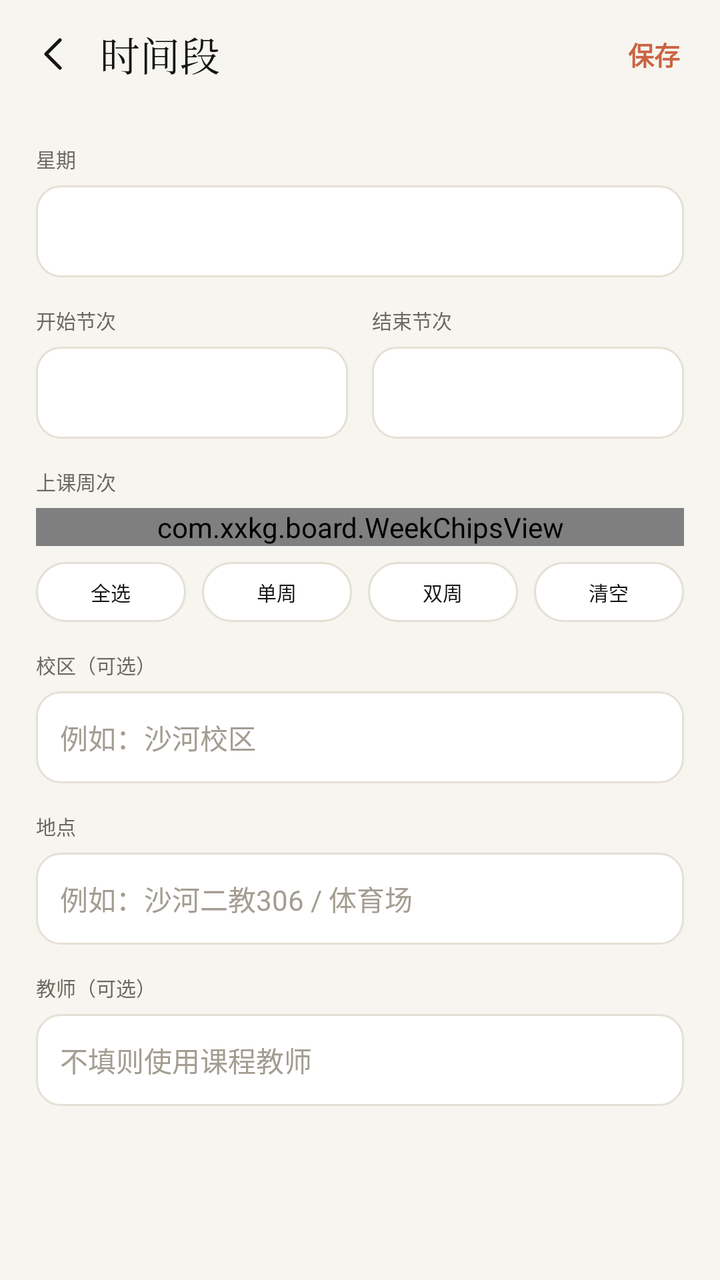
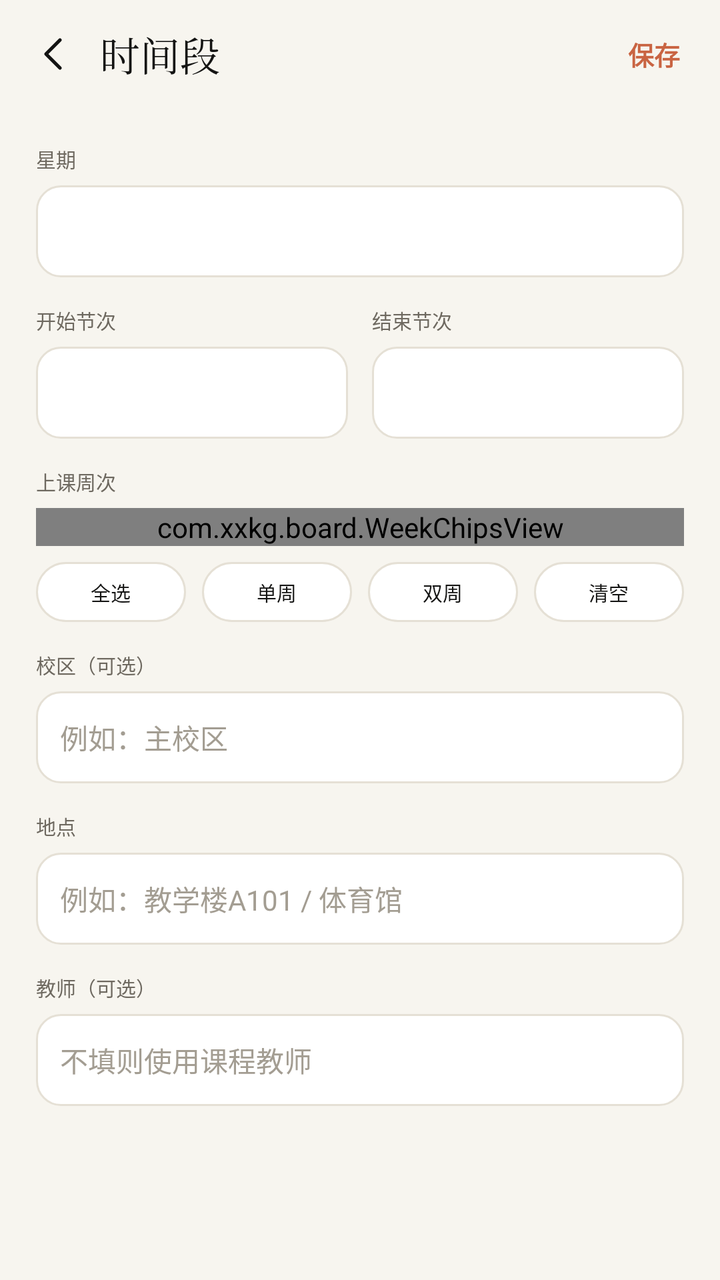

Compare the two renders of this Android layout. The source of the first and the diff that turns it into the second are given below.
<!-- AndroidManifest.xml: activity theme Theme.Board.Timetable -->
<!-- res/layout/activity_segment_edit.xml -->
<?xml version="1.0" encoding="utf-8"?>
<LinearLayout xmlns:android="http://schemas.android.com/apk/res/android"
    android:layout_width="match_parent"
    android:layout_height="match_parent"
    android:background="@color/tt_bg"
    android:fitsSystemWindows="true"
    android:orientation="vertical">

    <LinearLayout style="@style/TtTopBar">
        <ImageButton
            android:id="@+id/btnBack"
            android:layout_width="34dp"
            android:layout_height="34dp"
            android:background="?attr/selectableItemBackgroundBorderless"
            android:contentDescription="返回"
            android:padding="5dp"
            android:scaleType="centerInside"
            android:src="@drawable/ic_back"
            android:tint="@color/tt_ink" />

        <TextView
            style="@style/TtTitle"
            android:layout_marginStart="6dp"
            android:text="时间段" />

        <View
            android:layout_width="0dp"
            android:layout_height="1dp"
            android:layout_weight="1" />

        <TextView
            android:id="@+id/btnSave"
            android:layout_width="wrap_content"
            android:layout_height="36dp"
            android:gravity="center"
            android:paddingLeft="12dp"
            android:paddingRight="4dp"
            android:text="保存"
            android:textColor="@color/tt_accent"
            android:textSize="13sp"
            android:textStyle="bold" />
    </LinearLayout>

    <ScrollView
        android:layout_width="match_parent"
        android:layout_height="0dp"
        android:layout_weight="1"
        android:overScrollMode="never"
        android:scrollbars="none">

        <LinearLayout
            android:layout_width="match_parent"
            android:layout_height="wrap_content"
            android:orientation="vertical"
            android:paddingLeft="18dp"
            android:paddingTop="4dp"
            android:paddingRight="18dp"
            android:paddingBottom="40dp">

            <TextView style="@style/TtLabel" android:text="星期" />

            <Spinner
                android:id="@+id/spDay"
                android:layout_width="match_parent"
                android:layout_height="46dp"
                android:layout_marginTop="6dp"
                android:background="@drawable/bg_field"
                android:paddingLeft="8dp"
                android:paddingRight="8dp"
                android:spinnerMode="dialog" />

            <LinearLayout
                android:layout_width="match_parent"
                android:layout_height="wrap_content"
                android:orientation="horizontal">

                <LinearLayout
                    android:layout_width="0dp"
                    android:layout_height="wrap_content"
                    android:layout_weight="1"
                    android:orientation="vertical">

                    <TextView style="@style/TtLabel" android:text="开始节次" />

                    <Spinner
                        android:id="@+id/spStart"
                        android:layout_width="match_parent"
                        android:layout_height="46dp"
                        android:layout_marginTop="6dp"
                        android:background="@drawable/bg_field"
                        android:paddingLeft="8dp"
                        android:paddingRight="8dp"
                        android:spinnerMode="dialog" />
                </LinearLayout>

                <LinearLayout
                    android:layout_width="0dp"
                    android:layout_height="wrap_content"
                    android:layout_marginStart="12dp"
                    android:layout_weight="1"
                    android:orientation="vertical">

                    <TextView style="@style/TtLabel" android:text="结束节次" />

                    <Spinner
                        android:id="@+id/spEnd"
                        android:layout_width="match_parent"
                        android:layout_height="46dp"
                        android:layout_marginTop="6dp"
                        android:background="@drawable/bg_field"
                        android:paddingLeft="8dp"
                        android:paddingRight="8dp"
                        android:spinnerMode="dialog" />
                </LinearLayout>
            </LinearLayout>

            <TextView style="@style/TtLabel" android:text="上课周次" />

            <com.xxkg.board.WeekChipsView
                android:id="@+id/weekChips"
                android:layout_width="match_parent"
                android:layout_height="wrap_content"
                android:layout_marginTop="6dp" />

            <LinearLayout
                android:layout_width="match_parent"
                android:layout_height="wrap_content"
                android:layout_marginTop="8dp"
                android:orientation="horizontal">

                <TextView
                    android:id="@+id/btnAllWeeks"
                    android:layout_width="0dp"
                    android:layout_height="30dp"
                    android:layout_weight="1"
                    android:background="@drawable/bg_pill"
                    android:gravity="center"
                    android:text="全选"
                    android:textColor="@color/tt_ink"
                    android:textSize="10sp" />

                <TextView
                    android:id="@+id/btnOddWeeks"
                    android:layout_width="0dp"
                    android:layout_height="30dp"
                    android:layout_marginStart="8dp"
                    android:layout_weight="1"
                    android:background="@drawable/bg_pill"
                    android:gravity="center"
                    android:text="单周"
                    android:textColor="@color/tt_ink"
                    android:textSize="10sp" />

                <TextView
                    android:id="@+id/btnEvenWeeks"
                    android:layout_width="0dp"
                    android:layout_height="30dp"
                    android:layout_marginStart="8dp"
                    android:layout_weight="1"
                    android:background="@drawable/bg_pill"
                    android:gravity="center"
                    android:text="双周"
                    android:textColor="@color/tt_ink"
                    android:textSize="10sp" />

                <TextView
                    android:id="@+id/btnClearWeeks"
                    android:layout_width="0dp"
                    android:layout_height="30dp"
                    android:layout_marginStart="8dp"
                    android:layout_weight="1"
                    android:background="@drawable/bg_pill"
                    android:gravity="center"
                    android:text="清空"
                    android:textColor="@color/tt_ink"
                    android:textSize="10sp" />
            </LinearLayout>

            <TextView style="@style/TtLabel" android:text="校区（可选）" />

            <EditText
                android:id="@+id/etCampus"
                style="@style/TtField"
                android:hint="例如：沙河校区"
                android:textColorHint="@color/tt_muted2" />

            <TextView style="@style/TtLabel" android:text="地点" />

            <EditText
                android:id="@+id/etLocation"
                style="@style/TtField"
                android:hint="例如：沙河二教306 / 体育场"
                android:textColorHint="@color/tt_muted2" />

            <TextView style="@style/TtLabel" android:text="教师（可选）" />

            <EditText
                android:id="@+id/etTeacher"
                style="@style/TtField"
                android:hint="不填则使用课程教师"
                android:textColorHint="@color/tt_muted2" />

            <TextView
                android:id="@+id/btnDeleteSegment"
                android:layout_width="match_parent"
                android:layout_height="42dp"
                android:layout_marginTop="28dp"
                android:gravity="center"
                android:text="删除这个时间段"
                android:textColor="@color/tt_danger"
                android:textSize="12sp"
                android:visibility="gone" />
        </LinearLayout>
    </ScrollView>
</LinearLayout>
<!-- resources referenced by this layout -->
<resources>
  <color name="tt_accent">#C96442</color>
  <color name="tt_bg">#F7F5EF</color>
  <color name="tt_danger">#B4483A</color>
  <color name="tt_ink">#141413</color>
  <color name="tt_muted2">#A39D92</color>
  <!-- drawable bg_field (drawable) -->
  <?xml version="1.0" encoding="utf-8"?>
  <shape xmlns:android="http://schemas.android.com/apk/res/android" android:shape="rectangle">
      <solid android:color="@color/tt_surface" />
      <corners android:radius="12dp" />
      <stroke android:width="1dp" android:color="@color/tt_line" />
  </shape>
  <!-- drawable bg_pill (drawable) -->
  <?xml version="1.0" encoding="utf-8"?>
  <shape xmlns:android="http://schemas.android.com/apk/res/android" android:shape="rectangle">
      <solid android:color="@color/tt_surface" />
      <corners android:radius="999dp" />
      <stroke android:width="1dp" android:color="@color/tt_line" />
  </shape>
  <!-- drawable ic_back (drawable) -->
  <vector xmlns:android="http://schemas.android.com/apk/res/android" android:width="24dp" android:height="24dp" android:viewportWidth="24" android:viewportHeight="24">
      <path android:pathData="M15 5l-7 7 7 7" android:strokeColor="#FF141413" android:strokeWidth="1.7" android:strokeLineCap="round" android:strokeLineJoin="round" android:fillColor="@android:color/transparent" />
  </vector>
  <style name="TtLabel">
          <item name="android:layout_width">match_parent</item>
          <item name="android:layout_height">wrap_content</item>
          <item name="android:layout_marginTop">14dp</item>
          <item name="android:textColor">@color/tt_muted</item>
          <item name="android:textSize">10sp</item>
      </style>
  <style name="TtTitle">
          <item name="android:layout_width">wrap_content</item>
          <item name="android:layout_height">match_parent</item>
          <item name="android:gravity">center_vertical</item>
          <item name="android:fontFamily">serif</item>
          <item name="android:textColor">@color/tt_ink</item>
          <item name="android:textSize">20sp</item>
      </style>
  <style name="TtTopBar">
          <item name="android:layout_width">match_parent</item>
          <item name="android:layout_height">54dp</item>
          <item name="android:orientation">horizontal</item>
          <item name="android:gravity">center_vertical</item>
          <item name="android:paddingLeft">10dp</item>
          <item name="android:paddingRight">16dp</item>
      </style>
  <style name="Theme.Board.Timetable" parent="Theme.Board">
          <item name="android:windowBackground">@color/tt_bg</item>
          <item name="android:statusBarColor">@color/tt_bg</item>
          <item name="android:navigationBarColor">@color/tt_bg</item>
          <item name="android:windowLightStatusBar">true</item>
          <item name="android:windowLightNavigationBar">true</item>
          <item name="colorAccent">@color/tt_accent</item>
          <item name="android:textColorPrimary">@color/tt_ink</item>
      </style>
  <color name="tt_surface">#FFFFFF</color>
  <color name="tt_line">#E5E0D5</color>
  <color name="tt_muted">#6E6960</color>
  <style name="Theme.Board" parent="Theme.AppCompat.Light.NoActionBar">
          <item name="android:windowBackground">#FFFFFF</item>
          <item name="android:statusBarColor">#FFFFFF</item>
          <item name="android:windowLightStatusBar">true</item>
          <item name="android:navigationBarColor">#FFFFFF</item>
          <item name="android:windowLightNavigationBar">true</item>
          <item name="colorAccent">#111111</item>
          <item name="android:textColorPrimary">#111111</item>
      </style>
  <!-- unchanged entries left out for length: 1 -->
</resources>

<!-- the commit's change to res/layout/activity_segment_edit.xml (unified diff, before → after) -->
@@ -181,7 +181,7 @@
             <EditText
                 android:id="@+id/etCampus"
                 style="@style/TtField"
-                android:hint="例如：沙河校区"
+                android:hint="例如：主校区"
                 android:textColorHint="@color/tt_muted2" />
 
             <TextView style="@style/TtLabel" android:text="地点" />
@@ -189,7 +189,7 @@
             <EditText
                 android:id="@+id/etLocation"
                 style="@style/TtField"
-                android:hint="例如：沙河二教306 / 体育场"
+                android:hint="例如：教学楼A101 / 体育馆"
                 android:textColorHint="@color/tt_muted2" />
 
             <TextView style="@style/TtLabel" android:text="教师（可选）" />
